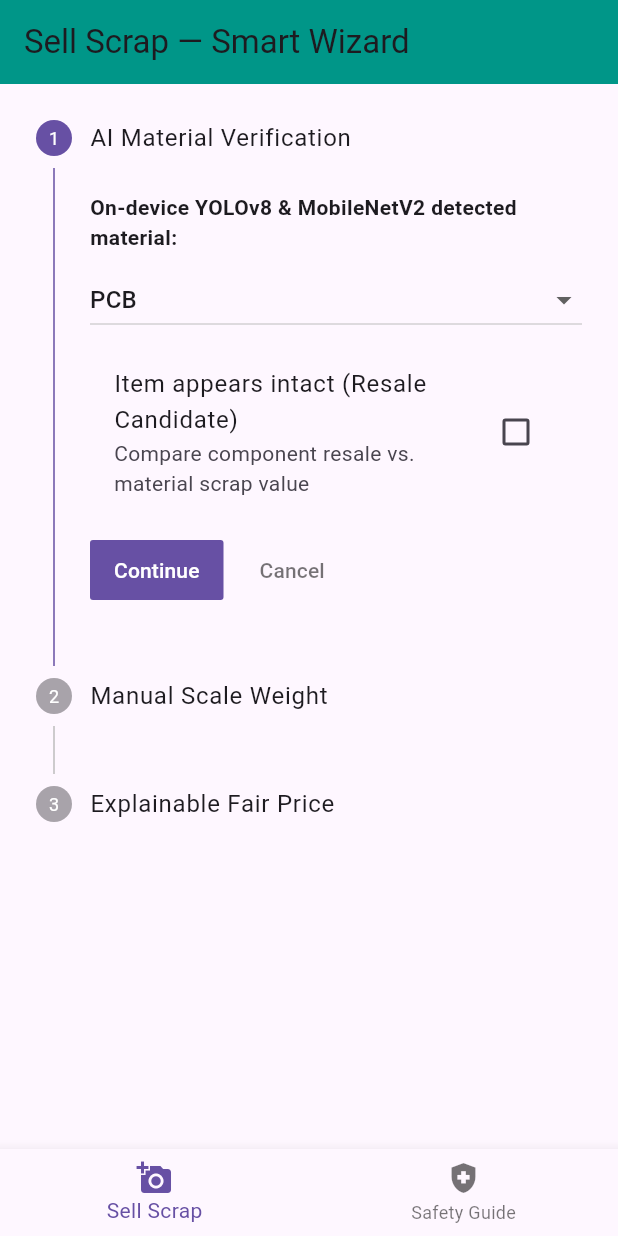
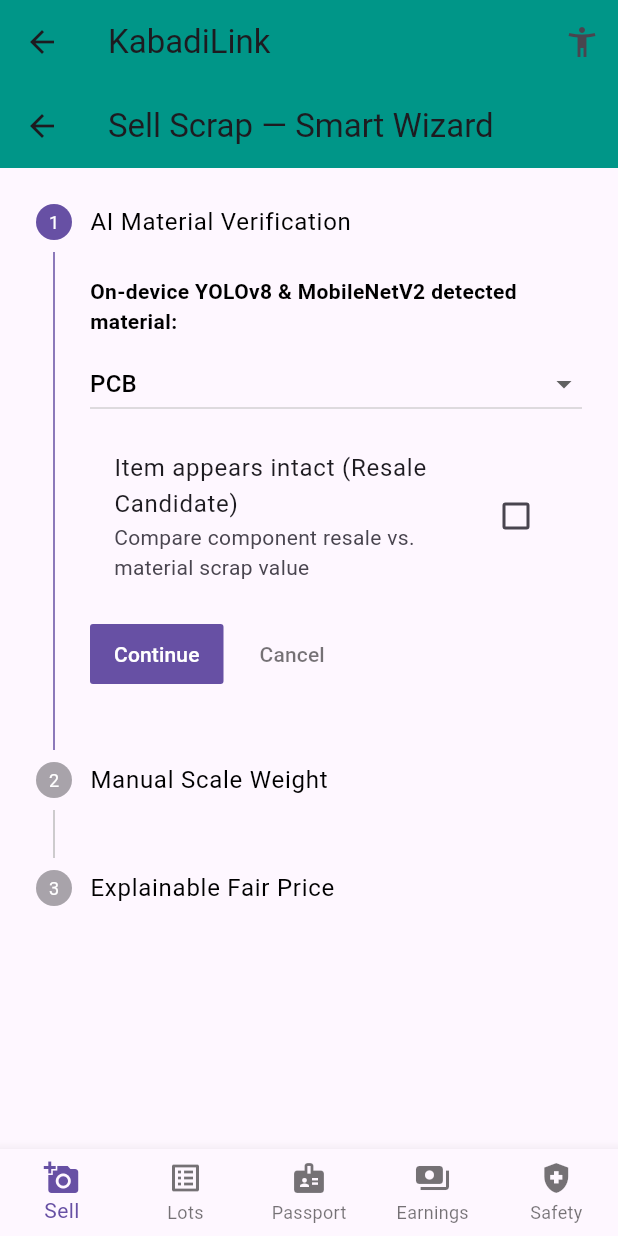
Before and after one commit to vishnubishnoii29/KabadiLink, a Flutter app: the CollectorHomeScreen screen opened directly, on a phone screen of 412 x 824 dp. Run offline on Flutter 3.47's test engine with Material 3 defaults, Android fonts, the phone set to English and light mode, and no system bars; our stand-ins replace flutter_tts, shared_preferences, sqflite; accounts and stored records are empty.

Commit message:
feat(mobile): add auth gate, 5-tab nav, and low-literacy toggle to app shell
Co-Authored-By: Claude Sonnet 5 <noreply@anthropic.com>

```diff
--- a/mobile/lib/main.dart
+++ b/mobile/lib/main.dart
@@ -1,8 +1,18 @@
 import 'package:flutter/material.dart';
+import 'core/app_settings.dart';
+import 'core/config.dart';
+import 'data/repository.dart';
+import 'ui/auth/login_page.dart';
 import 'ui/collector/sell_wizard.dart';
+import 'ui/collector/lots_page.dart';
+import 'ui/collector/passport_page.dart';
+import 'ui/collector/earnings_page.dart';
 import 'ui/collector/safety_page.dart';
 
-void main() {
+Future<void> main() async {
+  WidgetsFlutterBinding.ensureInitialized();
+  await AppSettings.instance.load();
+  await Repository.instance.bootstrap();
   runApp(const KabadiLinkMobileApp());
 }
 
@@ -11,14 +21,48 @@ class KabadiLinkMobileApp extends StatelessWidget {
 
   @override
   Widget build(BuildContext context) {
-    return MaterialApp(
-      title: 'KabadiLink Collector',
-      theme: ThemeData(
-        primarySwatch: Colors.teal,
-        useMaterial3: true,
-      ),
-      home: const CollectorHomeScreen(),
+    return ValueListenableBuilder<bool>(
+      valueListenable: AppSettings.instance.lowLiteracyMode,
+      builder: (context, lowLiteracy, _) {
+        return MaterialApp(
+          title: AppConfig.appName,
+          theme: ThemeData(
+            primarySwatch: Colors.teal,
+            useMaterial3: true,
+            visualDensity: lowLiteracy ? VisualDensity.comfortable : VisualDensity.standard,
+            textTheme: lowLiteracy
+                ? Typography.material2021().black.apply(fontSizeFactor: 1.35)
+                : Typography.material2021().black,
+          ),
+          home: const _AuthGate(),
+        );
+      },
     );
+  }
+}
+
+class _AuthGate extends StatefulWidget {
+  const _AuthGate();
+
+  @override
+  State<_AuthGate> createState() => _AuthGateState();
+}
+
+class _AuthGateState extends State<_AuthGate> {
+  late bool _loggedIn;
+
+  @override
+  void initState() {
+    super.initState();
+    _loggedIn = Repository.instance.isAuthenticated;
+  }
+
+  @override
+  Widget build(BuildContext context) {
+    if (!_loggedIn) {
+      return LoginPage(onLoggedIn: () => setState(() => _loggedIn = true));
+    }
+    return const CollectorHomeScreen();
   }
 }
 
@@ -32,27 +76,42 @@ class CollectorHomeScreen extends StatefulWidget {
 class _CollectorHomeScreenState extends State<CollectorHomeScreen> {
   int _currentIndex = 0;
 
-  final List<Widget> _tabs = [
-    const SellWizardPage(),
-    const SafetyGuidePage(materialCode: 'BATTERY'),
+  final List<Widget> _tabs = const [
+    SellWizardPage(),
+    LotsPage(),
+    PassportPage(),
+    EarningsPage(),
+    SafetyGuidePage(materialCode: 'BATTERY'),
   ];
 
   @override
   Widget build(BuildContext context) {
     return Scaffold(
+      appBar: AppBar(
+        title: const Text('KabadiLink'),
+        backgroundColor: Colors.teal,
+        actions: [
+          ValueListenableBuilder<bool>(
+            valueListenable: AppSettings.instance.lowLiteracyMode,
+            builder: (context, enabled, _) => IconButton(
+              icon: Icon(enabled ? Icons.accessibility_new : Icons.accessibility_new_outlined),
+              tooltip: 'Large text / voice-guided mode',
+              onPressed: () => AppSettings.instance.setLowLiteracyMode(!enabled),
+            ),
+          ),
+        ],
+      ),
       body: _tabs[_currentIndex],
       bottomNavigationBar: BottomNavigationBar(
+        type: BottomNavigationBarType.fixed,
         currentIndex: _currentIndex,
         onTap: (index) => setState(() => _currentIndex = index),
         items: const [
-          BottomNavigationBarItem(
-            icon: Icon(Icons.add_a_photo),
-            label: 'Sell Scrap',
-          ),
-          BottomNavigationBarItem(
-            icon: Icon(Icons.health_and_safety),
-            label: 'Safety Guide',
-          ),
+          BottomNavigationBarItem(icon: Icon(Icons.add_a_photo), label: 'Sell'),
+          BottomNavigationBarItem(icon: Icon(Icons.list_alt), label: 'Lots'),
+          BottomNavigationBarItem(icon: Icon(Icons.badge), label: 'Passport'),
+          BottomNavigationBarItem(icon: Icon(Icons.payments), label: 'Earnings'),
+          BottomNavigationBarItem(icon: Icon(Icons.health_and_safety), label: 'Safety'),
         ],
       ),
     );
```
